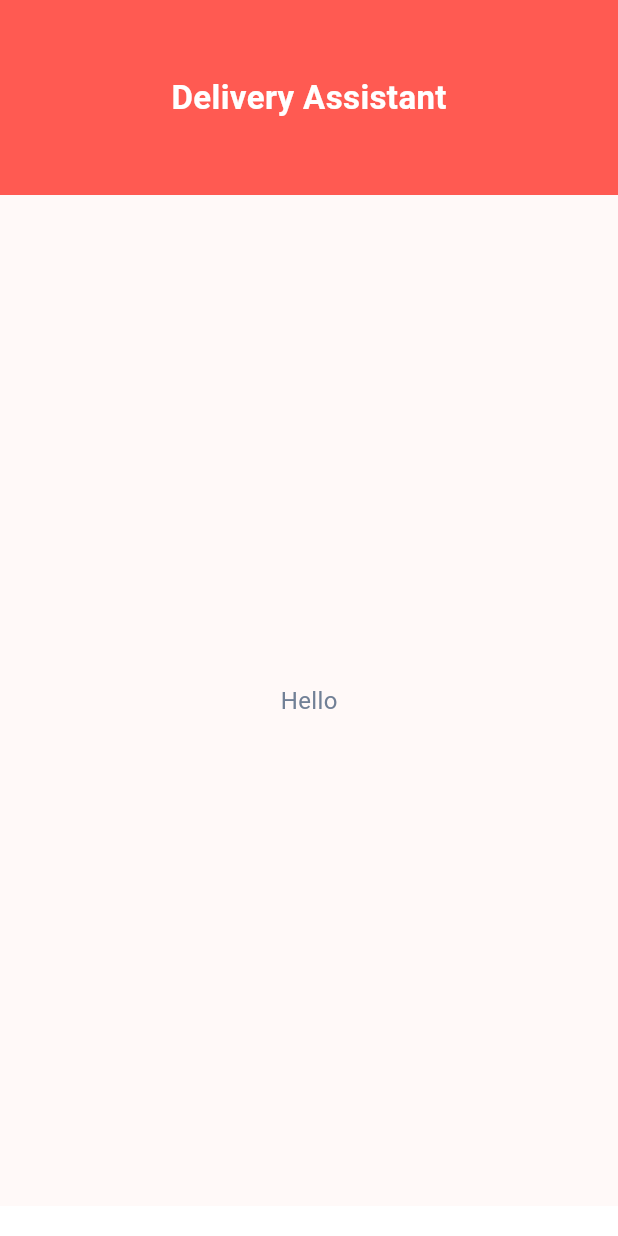
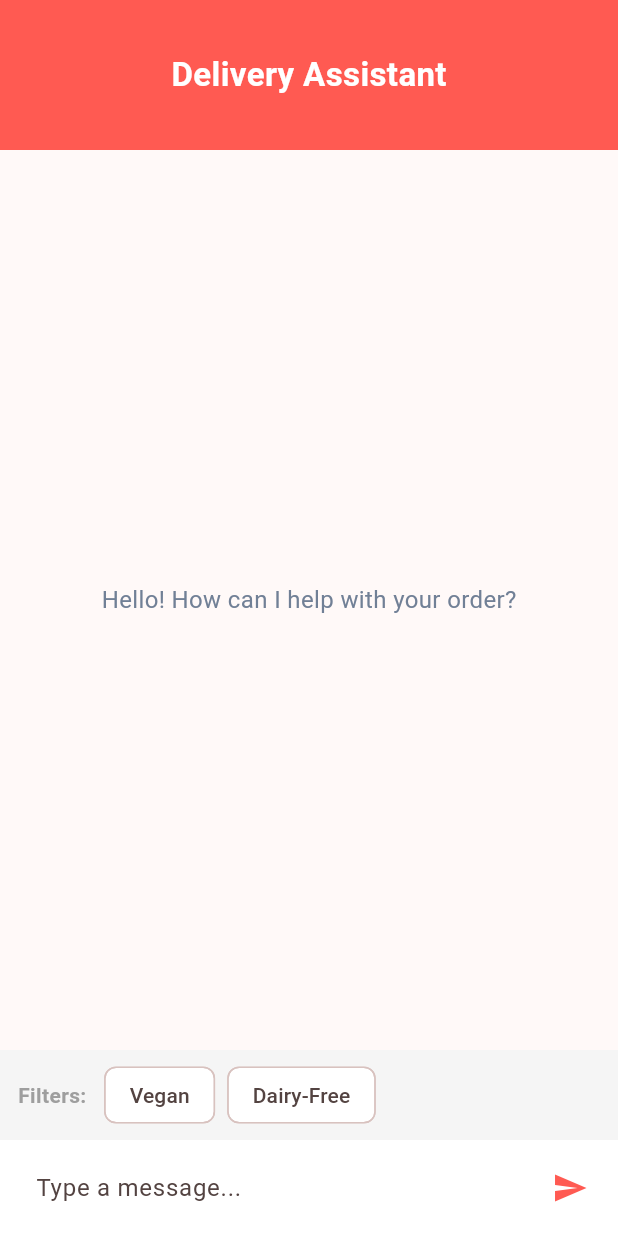
Before and after one commit to Gaelle-Akl/zimi_chat, a Flutter app: the screen it shows after launch, on a phone screen of 412 x 824 dp. Run offline on Flutter 3.47's test engine with Material 3 defaults, Android fonts, the phone set to English and light mode, and no system bars.

Commit message:
feat: setup cart, chat, and user preference providers with mock data

```diff
--- /dev/null
+++ b/lib/features/chatbot/Data/mock_restaurants.dart
@@ -0,0 +1,189 @@
+import '../models/restaurant_model.dart';
+
+final List<Restaurant> mockRestaurants = [
+  // ---------------- CATEGORY 1: PIZZA ----------------
+  Restaurant(
+    id: 'rest_1',
+    name: 'Tavolina',
+    rating: 4.7,
+    category: 'pizza',
+    imageUrl: 'https://images.unsplash.com/photo-1555396273-367ea4eb4db5?w=500',
+    menu: [
+      MenuItem(
+        id: 'tav_1',
+        name: 'Margherita Wood-Fired',
+        price: 11.00,
+        isVegan: false,
+        isDairyFree: false,
+      ),
+      MenuItem(
+        id: 'tav_2',
+        name: 'Marinara Special',
+        price: 9.50,
+        isVegan: true,
+        isDairyFree: false,
+      ),
+      MenuItem(
+        id: 'tav_3',
+        name: 'Dairy-Free Truffle Pizza',
+        price: 14.00,
+        isVegan: false,
+        isDairyFree: true,
+      ),
+    ],
+  ),
+  Restaurant(
+    id: 'rest_2',
+    name: 'Appetito Trattoria',
+    rating: 4.6,
+    category: 'pizza',
+    imageUrl: 'https://images.unsplash.com/photo-1517248135467-4c7edcad34c4?w=500',
+    menu: [
+      MenuItem(
+        id: 'app_1',
+        name: 'Pepperoni Classic',
+        price: 12.50,
+        isVegan: false,
+        isDairyFree: false,
+      ),
+      MenuItem(
+        id: 'app_2',
+        name: 'Plant-Based Veggie Feast',
+        price: 10.50,
+        isVegan: true,
+        isDairyFree: false,
+      ),
+      MenuItem(
+        id: 'app_3',
+        name: 'Lactose-Free Mushroom Pizza',
+        price: 13.00,
+        isVegan: false,
+        isDairyFree: true,
+      ),
+    ],
+  ),
+
+  // ---------------- CATEGORY 2: BURGERS ----------------
+  Restaurant(
+    id: 'rest_3',
+    name: 'Classic Burger Joint',
+    rating: 4.5,
+    category: 'burger',
+    imageUrl: 'https://images.unsplash.com/photo-1586190848861-99aa4a171e90?w=500',
+    menu: [
+      MenuItem(
+        id: 'cbj_1',
+        name: 'Original Cheese Burger',
+        price: 8.50,
+        isVegan: false,
+        isDairyFree: false,
+      ),
+      MenuItem(
+        id: 'cbj_2',
+        name: 'Beyond Vegan Patty Burger',
+        price: 10.00,
+        isVegan: true,
+        isDairyFree: false,
+      ),
+      MenuItem(
+        id: 'cbj_3',
+        name: 'Dairy-Free BBQ Steak Burger',
+        price: 9.50,
+        isVegan: false,
+        isDairyFree: true,
+      ),
+    ],
+  ),
+  Restaurant(
+    id: 'rest_4',
+    name: 'Husky Burger',
+    rating: 4.8,
+    category: 'burger',
+    imageUrl: 'https://images.unsplash.com/photo-1568901346375-23c9450c58cd?w=500',
+    menu: [
+      MenuItem(
+        id: 'hsk_1',
+        name: 'Double Bacon Smash Burger',
+        price: 11.00,
+        isVegan: false,
+        isDairyFree: false,
+      ),
+      MenuItem(
+        id: 'hsk_2',
+        name: 'Vegan Mushroom Crunch',
+        price: 9.00,
+        isVegan: true,
+        isDairyFree: false,
+      ),
+      MenuItem(
+        id: 'hsk_3',
+        name: 'Lactose-Free Chicken Crisp',
+        price: 8.50,
+        isVegan: false,
+        isDairyFree: true,
+      ),
+    ],
+  ),
+
+  // ---------------- CATEGORY 3: ICE CREAM ----------------
+  Restaurant(
+    id: 'rest_5',
+    name: 'Oslo Ice Cream',
+    rating: 4.9,
+    category: 'ice cream',
+    imageUrl: 'https://images.unsplash.com/photo-1567206563064-6f60f4078b57?w=500',
+    menu: [
+      MenuItem(
+        id: 'oslo_1',
+        name: 'Salted Caramel Cream',
+        price: 4.50,
+        isVegan: false,
+        isDairyFree: false,
+      ),
+      MenuItem(
+        id: 'oslo_2',
+        name: 'Dark Chocolate Sorbet (Vegan)',
+        price: 5.00,
+        isVegan: true,
+        isDairyFree: false,
+      ),
+      MenuItem(
+        id: 'oslo_3',
+        name: 'Almond Milk Vanilla (Dairy-Free)',
+        price: 4.50,
+        isVegan: false,
+        isDairyFree: true,
+      ),
+    ],
+  ),
+  Restaurant(
+    id: 'rest_6',
+    name: 'Bachir Ice Cream',
+    rating: 4.7,
+    category: 'ice cream',
+    imageUrl: 'https://images.unsplash.com/photo-1501443762994-82bd5dace89a?w=500',
+    menu: [
+      MenuItem(
+        id: 'bach_1',
+        name: 'Ashta with Pistachio',
+        price: 4.00,
+        isVegan: false,
+        isDairyFree: false,
+      ),
+      MenuItem(
+        id: 'bach_2',
+        name: 'Fresh Strawberry Fruit Ice',
+        price: 3.50,
+        isVegan: true,
+        isDairyFree: false,
+      ),
+      MenuItem(
+        id: 'bach_3',
+        name: 'Coconut Milk Scoop',
+        price: 4.00,
+        isVegan: false,
+        isDairyFree: true,
+      ),
+    ],
+  ),
+];
--- /dev/null
+++ b/lib/features/chatbot/models/chat_message_model.dart
@@ -0,0 +1,11 @@
+class ChatMessage {
+  final String text;
+  final bool isUser;
+  final DateTime timestamp;
+
+  ChatMessage({
+    required this.text,
+    required this.isUser,
+    required this.timestamp,
+  });
+}
--- /dev/null
+++ b/lib/features/chatbot/providers/chat_provider.dart
@@ -0,0 +1,96 @@
+import 'package:flutter/foundation.dart';
+import '../data/mock_restaurants.dart';
+import '../models/restaurant_model.dart';
+import 'user_preferences_provider.dart';
+
+class ChatMessage {
+  final String text;
+  final bool isUser;
+  final List<Restaurant>? recommendedRestaurants;
+
+  ChatMessage({
+    required this.text,
+    required this.isUser,
+    this.recommendedRestaurants,
+  });
+}
+
+class ChatProvider with ChangeNotifier {
+  final List<ChatMessage> _messages = [];
+  bool _isLoading = false;
+
+  List<ChatMessage> get messages => _messages;
+  bool get isLoading => _isLoading;
+
+  void sendMessage(String text, UserPreferencesProvider userPrefs) async {
+    if (text.trim().isEmpty) return;
+
+    // 1. Add User Message
+    _messages.add(ChatMessage(text: text, isUser: true));
+    _isLoading = true;
+    notifyListeners();
+
+    // Simulate brief bot processing delay
+    await Future.delayed(const Duration(milliseconds: 600));
+
+    // 2. Identify Category from Input
+    final lowerText = text.toLowerCase();
+    String detectedCategory = '';
+
+    if (lowerText.contains('pizza')) {
+      detectedCategory = 'pizza';
+    } else if (lowerText.contains('burger')) {
+      detectedCategory = 'burger';
+    } else if (lowerText.contains('ice cream') || lowerText.contains('icecream') || lowerText.contains('dessert')) {
+      detectedCategory = 'ice cream';
+    }
+
+    // 3. Process Response
+    if (detectedCategory.isNotEmpty) {
+      // Filter restaurants matching category and apply active preferences
+      final filteredList = mockRestaurants.where((rest) {
+        if (rest.category != detectedCategory) return false;
+
+        // Ensure restaurant has at least 1 menu item matching active filters
+        final hasMatchingItems = rest.menu.any((item) {
+          if (userPrefs.isVegetarian && !item.isVegan) return false;
+          if (userPrefs.isDairyFree && !item.isDairyFree) return false;
+          return true;
+        });
+
+        return hasMatchingItems;
+      }).toList();
+
+      if (filteredList.isNotEmpty) {
+        String filterNotice = '';
+        if (userPrefs.isVegetarian) filterNotice += ' (Vegan filtered)';
+        if (userPrefs.isDairyFree) filterNotice += ' (Dairy-Free filtered)';
+
+        _messages.add(
+          ChatMessage(
+            text: 'Here are top Lebanese places for $detectedCategory$filterNotice:',
+            isUser: false,
+            recommendedRestaurants: filteredList,
+          ),
+        );
+      } else {
+        _messages.add(
+          ChatMessage(
+            text: 'Sorry, I couldn\'t find any $detectedCategory places matching your active dietary preferences!',
+            isUser: false,
+          ),
+        );
+      }
+    } else {
+      _messages.add(
+        ChatMessage(
+          text: 'I can help you find Lebanese spots! Try asking for "pizza", "burgers", or "ice cream".',
+          isUser: false,
+        ),
+      );
+    }
+
+    _isLoading = false;
+    notifyListeners();
+  }
+}
--- /dev/null
+++ b/lib/features/chatbot/providers/user_preferences_provider.dart
@@ -0,0 +1,29 @@
+import 'package:flutter/foundation.dart';
+
+class UserPreferencesProvider extends ChangeNotifier {
+  // Simple preference flags
+  bool _isDairyFree = false;
+  bool _isVegetarian = false;
+  bool _isGlutenFree = false;
+
+  // Getters to read state
+  bool get isDairyFree => _isDairyFree;
+  bool get isVegetarian => _isVegetarian;
+  bool get isGlutenFree => _isGlutenFree;
+
+  // Toggle methods
+  void toggleDairyFree() {
+    _isDairyFree = !_isDairyFree;
+    notifyListeners();
+  }
+
+  void toggleVegetarian() {
+    _isVegetarian = !_isVegetarian;
+    notifyListeners();
+  }
+
+  void toggleGlutenFree() {
+    _isGlutenFree = !_isGlutenFree;
+    notifyListeners();
+  }
+}
--- a/lib/features/chatbot/screens/Chat_screen.dart
+++ b/lib/features/chatbot/screens/Chat_screen.dart
@@ -1,20 +1,47 @@
 import 'package:flutter/material.dart';
+import 'package:provider/provider.dart';
 import '../../../app/theme/app_colors.dart';
+import '../providers/chat_provider.dart';
+import '../providers/user_preferences_provider.dart';
 
-class ChatScreen extends StatelessWidget {
+class ChatScreen extends StatefulWidget {
   const ChatScreen({super.key});
 
   @override
+  State<ChatScreen> createState() => _ChatScreenState();
+}
+
+class _ChatScreenState extends State<ChatScreen> {
+  final TextEditingController _textController = TextEditingController();
+
+  @override
+  void dispose() {
+    _textController.dispose();
+    super.dispose();
+  }
+
+  void _handleSend() {
+    final text = _textController.text;
+    if (text.trim().isNotEmpty) {
+      final userPrefs = context.read<UserPreferencesProvider>();
+      context.read<ChatProvider>().sendMessage(text, userPrefs);
+      _textController.clear();
+    }
+  }
+
+  @override
   Widget build(BuildContext context) {
+    final chatProvider = context.watch<ChatProvider>();
+    final userPrefs = context.watch<UserPreferencesProvider>();
+
     return Scaffold(
       backgroundColor: AppColors.background,
-
       body: SafeArea(
         child: Column(
           children: [
-            // Header will go here
+            // Header
             Container(
-              height: 130,
+              height: 100,
               width: double.infinity,
               color: AppColors.primary,
               child: const Center(
@@ -29,23 +56,108 @@ class ChatScreen extends StatelessWidget {
               ),
             ),
 
-            // Chat content will go here
-            const Expanded(
-              child: Center(
+            // Message History List
+            Expanded(
+              child: chatProvider.messages.isEmpty
+                  ? const Center(
                 child: Text(
-                  'Hello',
+                  'Hello! How can I help with your order?',
                   style: TextStyle(
                     color: AppColors.secondaryText,
-                    fontSize : 16,
-                  )
+                    fontSize: 16,
+                  ),
                 ),
+              )
+                  : ListView.builder(
+                padding: const EdgeInsets.all(16),
+                itemCount: chatProvider.messages.length,
+                itemBuilder: (context, index) {
+                  final msg = chatProvider.messages[index];
+                  return Align(
+                    alignment: msg.isUser
+                        ? Alignment.centerRight
+                        : Alignment.centerLeft,
+                    child: Container(
+                      margin: const EdgeInsets.symmetric(vertical: 4),
+                      padding: const EdgeInsets.all(12),
+                      decoration: BoxDecoration(
+                        color: msg.isUser
+                            ? AppColors.primary
+                            : Colors.grey[300],
+                        borderRadius: BorderRadius.circular(8),
+                      ),
+                      child: Text(
+                        msg.text,
+                        style: TextStyle(
+                          color: msg.isUser ? Colors.white : Colors.black,
+                        ),
+                      ),
+                    ),
+                  );
+                },
               ),
             ),
 
-            // Input bar will go here
+            // Loading indicator when bot is thinking
+            if (chatProvider.isLoading)
+              const Padding(
+                padding: EdgeInsets.symmetric(vertical: 8.0),
+                child: CircularProgressIndicator(),
+              ),
+
+            // Dietary Preference Toggles Bar
             Container(
-              height: 20,
+              padding: const EdgeInsets.symmetric(horizontal: 12, vertical: 6),
+              color: Colors.grey[100],
+              child: Row(
+                children: [
+                  const Text(
+                    'Filters: ',
+                    style: TextStyle(
+                      fontWeight: FontWeight.bold,
+                      color: Colors.grey,
+                    ),
+                  ),
+                  const SizedBox(width: 8),
+                  FilterChip(
+                    label: const Text('Vegan'),
+                    selected: userPrefs.isVegetarian,
+                    onSelected: (_) => userPrefs.toggleVegetarian(),
+                    selectedColor: AppColors.primary.withAlpha(50),
+                  ),
+                  const SizedBox(width: 8),
+                  FilterChip(
+                    label: const Text('Dairy-Free'),
+                    selected: userPrefs.isDairyFree,
+                    onSelected: (_) => userPrefs.toggleDairyFree(),
+                    selectedColor: AppColors.primary.withAlpha(50),
+                  ),
+                ],
+              ),
+            ),
+
+            // Input Bar
+            Container(
+              padding: const EdgeInsets.symmetric(horizontal: 8, vertical: 4),
               color: Colors.white,
+              child: Row(
+                children: [
+                  Expanded(
+                    child: TextField(
+                      controller: _textController,
+                      decoration: const InputDecoration(
+                        hintText: 'Type a message...',
+                        border: InputBorder.none,
+                      ),
+                      onSubmitted: (_) => _handleSend(),
+                    ),
+                  ),
+                  IconButton(
+                    icon: const Icon(Icons.send, color: AppColors.primary),
+                    onPressed: _handleSend,
+                  ),
+                ],
+              ),
             ),
           ],
         ),
--- a/pubspec.yaml
+++ b/pubspec.yaml
@@ -34,6 +34,7 @@ dependencies:
   # The following adds the Cupertino Icons font to your application.
   # Use with the CupertinoIcons class for iOS style icons.
   cupertino_icons: ^1.0.8
+  provider: ^6.1.5+1
 
 dev_dependencies:
   flutter_test:
```
Also changed, not shown: lib/features/chatbot/models/restaurant_model.dart (added, +33 -0 lines), lib/features/chatbot/providers/cart_provider.dart (added, +36 -0 lines), lib/main.dart (+14 -2 lines), pubspec.lock, 1 other file.
